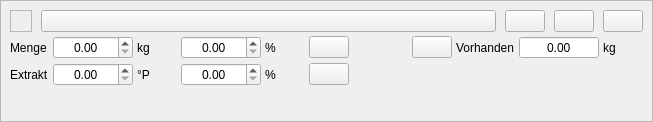
Above: kleiner-brauhelfer/widgets/wdgmalzgabe.ui from kleiner-brauhelfer/kleiner-brauhelfer-2 before the change. Below: the same form after it.
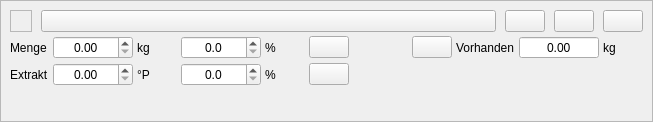
That is the form after the change. Icons and pictures are not drawn. Custom widgets are drawn as their Qt base class.

What changed in the file:
```diff
--- a/kleiner-brauhelfer/widgets/wdgmalzgabe.ui
+++ b/kleiner-brauhelfer/widgets/wdgmalzgabe.ui
@@ -192,13 +192,13 @@
            <set>Qt::AlignCenter</set>
           </property>
           <property name="decimals">
-           <number>2</number>
+           <number>1</number>
           </property>
           <property name="minimum">
            <double>0.000000000000000</double>
           </property>
           <property name="maximum">
-           <double>999.990000000000009</double>
+           <double>1000.000000000000000</double>
           </property>
           <property name="singleStep">
            <double>0.100000000000000</double>
@@ -347,13 +347,13 @@
            <set>Qt::AlignCenter</set>
           </property>
           <property name="decimals">
-           <number>2</number>
+           <number>1</number>
           </property>
           <property name="minimum">
            <double>0.000000000000000</double>
           </property>
           <property name="maximum">
-           <double>999.990000000000009</double>
+           <double>1000.000000000000000</double>
           </property>
           <property name="singleStep">
            <double>0.100000000000000</double>
```
